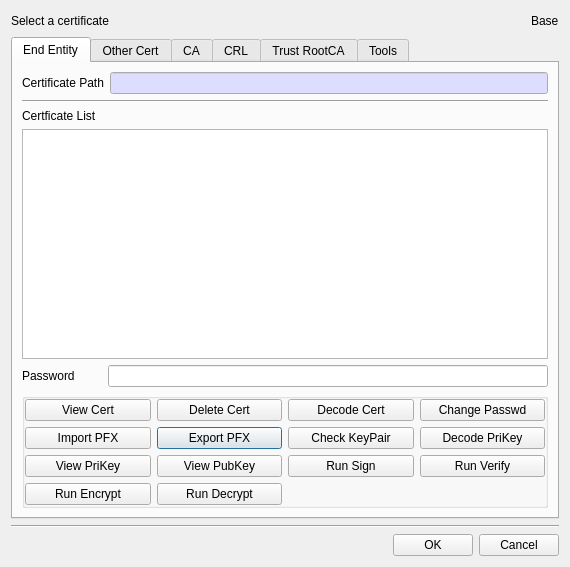
This is BerEditor/cert_man_dlg.ui in jykim74/BerEditor as Qt 5 draws it before an edit. The edited form follows.
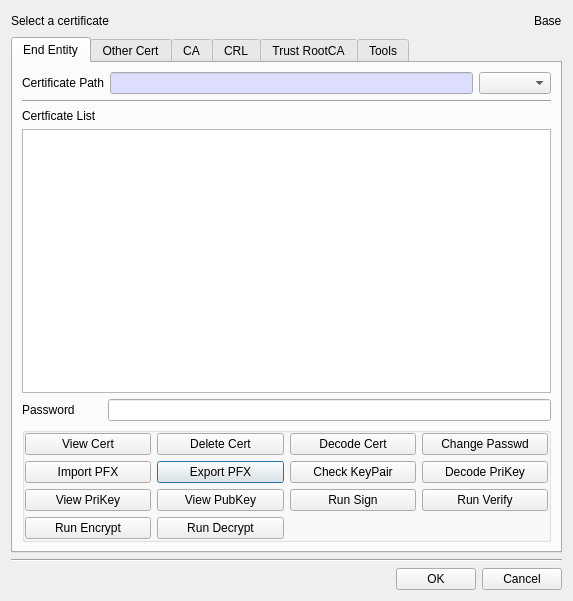
This is the edited form. The open tabs and pages were chosen to show the change.

```diff
--- a/BerEditor/cert_man_dlg.ui
+++ b/BerEditor/cert_man_dlg.ui
@@ -6,8 +6,8 @@
    <rect>
     <x>0</x>
     <y>0</y>
-    <width>570</width>
-    <height>567</height>
+    <width>573</width>
+    <height>601</height>
    </rect>
   </property>
   <property name="windowTitle">
@@ -110,6 +110,9 @@
            </property>
           </widget>
          </item>
+         <item row="0" column="2">
+          <widget class="QComboBox" name="mKeyTypeCombo"/>
+         </item>
         </layout>
        </item>
        <item>
```
Left out of the diff: 143 changed lines with no effect on the pictures.
